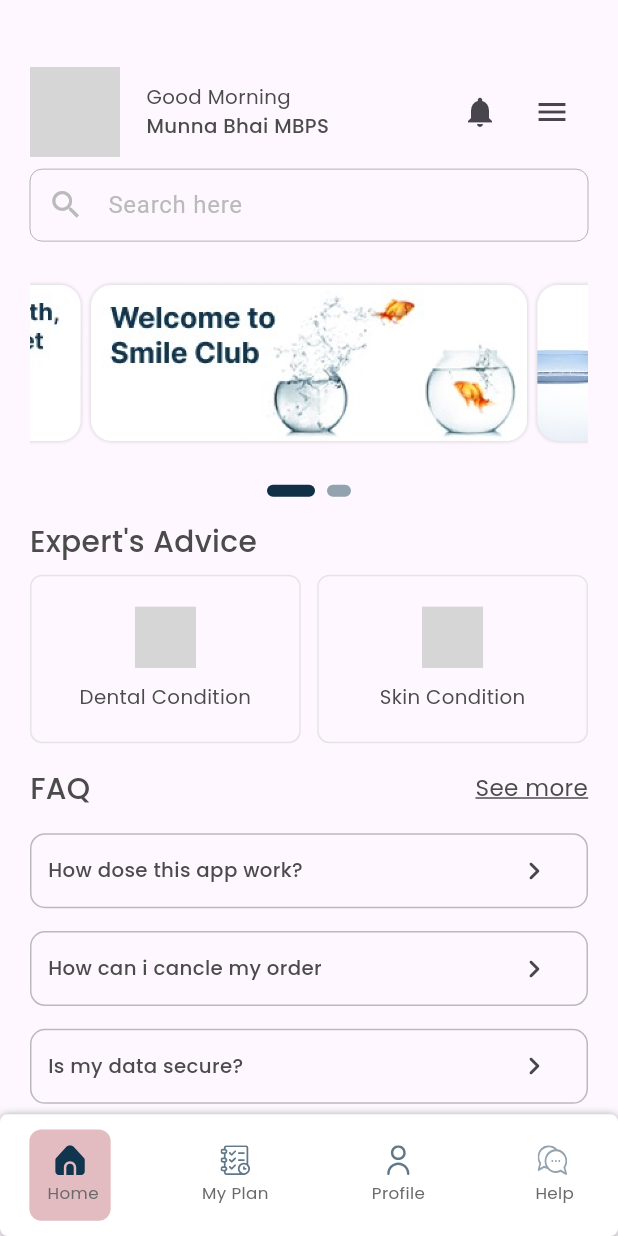
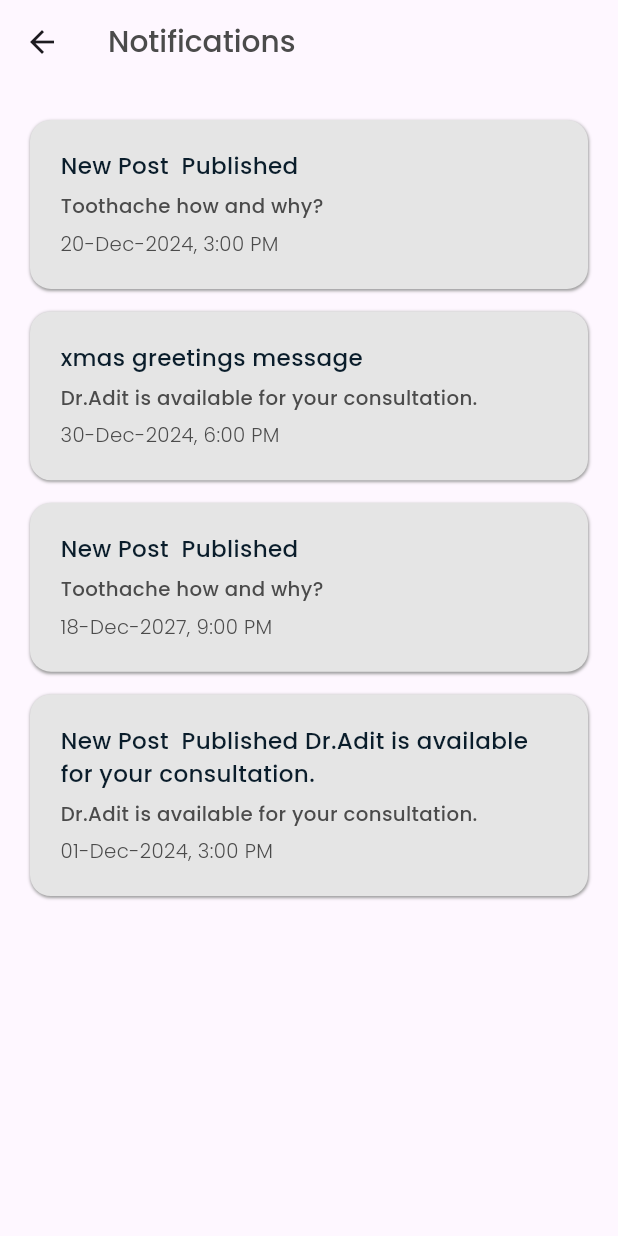
Before and after one commit to bdCalling-Sdt-hub/dentist, a Flutter app: the screen it shows after launch, after a tap on the "notifications" icon, on a phone screen of 412 x 824 dp. Run offline on Flutter 3.47's test engine with Material 3 defaults, Android fonts, the phone set to English and light mode, and no system bars; drawn by our look-alikes of carousel_slider, smooth_page_indicator; our stand-ins replace connectivity_plus, dots_indicator, flutter_screenutil, flutter_spinkit, flutter_svg, fluttertoast and 3 more; grey boxes are pictures that could not be loaded.

Commit message:
Notifications

```diff
--- a/lib/core/app_routes/app_routes.dart
+++ b/lib/core/app_routes/app_routes.dart
@@ -6,6 +6,7 @@ import 'package:dentist/view/screens/edit_profile/edit_profile.dart';
 import 'package:dentist/view/screens/faq_screen/faq_screen.dart';
 import 'package:dentist/view/screens/home/home.dart';
 import 'package:dentist/view/screens/no_internet/no_internet.dart';
+import 'package:dentist/view/screens/notification/notification.dart';
 import 'package:dentist/view/screens/offer_details/offer_details.dart';
 import 'package:dentist/view/screens/onboarding/onboarding.dart';
 import 'package:dentist/view/screens/search_screen/search_screen.dart';
@@ -61,6 +62,10 @@ class AppRoute {
   ///==================== No Internet ====================
 
   static const String noInternet = "/noInternet";
+
+  ///==================== Notification ====================
+
+  static const String notification = "/Notification";
 //
 //
 //
@@ -114,5 +119,9 @@ class AppRoute {
         page: () => NoInternetScreen(
               onTap: () {},
             )),
+
+    ///==================== Notification ====================
+
+    GetPage(name: notification, page: () => NotificationScreen()),
   ];
 }
--- a/lib/view/screens/home/inner/home_appbar.dart
+++ b/lib/view/screens/home/inner/home_appbar.dart
@@ -58,7 +58,7 @@ class HomeAppBar extends StatelessWidget {
                   ///<==================== notification ====================>
                   IconButton(
                       onPressed: () {
-                        //   Get.toNamed(AppRoute.notification);
+                        Get.toNamed(AppRoute.notification);
                       },
                       icon: const Icon(Icons.notifications)),
 
--- /dev/null
+++ b/lib/view/screens/notification/notification.dart
@@ -0,0 +1,99 @@
+import 'package:dentist/utils/AppColors/app_colors.dart';
+import 'package:dentist/utils/StaticString/static_string.dart';
+import 'package:dentist/view/widgets/custom_text/custom_text.dart';
+import 'package:flutter/material.dart';
+import 'package:flutter_screenutil/flutter_screenutil.dart';
+
+class NotificationScreen extends StatelessWidget {
+  NotificationScreen({super.key});
+
+  final List<Map<String, String>> notifications = [
+    {
+      "title": "New Post  Published",
+      "sub": "Toothache how and why?",
+      "time": "20-Dec-2024, 3:00 PM"
+    },
+    {
+      "title": "xmas greetings message",
+      "sub": "Dr.Adit is available for your consultation.",
+      "time": "30-Dec-2024, 6:00 PM"
+    },
+    {
+      "title": "New Post  Published",
+      "sub": "Toothache how and why?",
+      "time": "18-Dec-2027, 9:00 PM"
+    },
+    {
+      "title":
+          "New Post  Published Dr.Adit is available for your consultation.",
+      "sub": "Dr.Adit is available for your consultation.",
+      "time": "01-Dec-2024, 3:00 PM"
+    },
+  ];
+
+  @override
+  Widget build(BuildContext context) {
+    return Scaffold(
+      appBar: AppBar(
+        title: const CustomText(
+          text: AppStaticStrings.notifications,
+          fontSize: 18,
+          fontWeight: FontWeight.w500,
+        ),
+      ),
+      body: ListView.builder(
+        padding: const EdgeInsets.symmetric(horizontal: 20, vertical: 24),
+        itemCount: notifications.length,
+        itemBuilder: (context, index) {
+          var data = notifications[index];
+          return Container(
+            margin: const EdgeInsets.only(bottom: 15),
+            decoration: BoxDecoration(
+                boxShadow: const [
+                  BoxShadow(
+                    color: Colors.grey,
+                    offset: Offset(0.1, 1.0), //(x,y)
+                    blurRadius: 1,
+                  ),
+                ],
+                borderRadius: BorderRadius.circular(14),
+                color: AppColors.loght600),
+            padding: EdgeInsets.all(20.r),
+            child: Column(
+              crossAxisAlignment: CrossAxisAlignment.start,
+              children: [
+                ///======================== Title ========================
+
+                CustomText(
+                  textAlign: TextAlign.left,
+                  maxLines: 3,
+                  text: data["title"] ?? "",
+                  color: AppColors.green800,
+                  fontWeight: FontWeight.w500,
+                  fontSize: 14,
+                ),
+
+                ///======================= Sub Title ======================
+
+                CustomText(
+                  textAlign: TextAlign.left,
+                  maxLines: 3,
+                  top: 6,
+                  bottom: 6,
+                  text: data["sub"] ?? "",
+                  fontWeight: FontWeight.w500,
+                ),
+
+                ///======================= Time ======================
+                CustomText(
+                  text: data["time"] ?? "",
+                  fontWeight: FontWeight.w300,
+                ),
+              ],
+            ),
+          );
+        },
+      ),
+    );
+  }
+}
```
